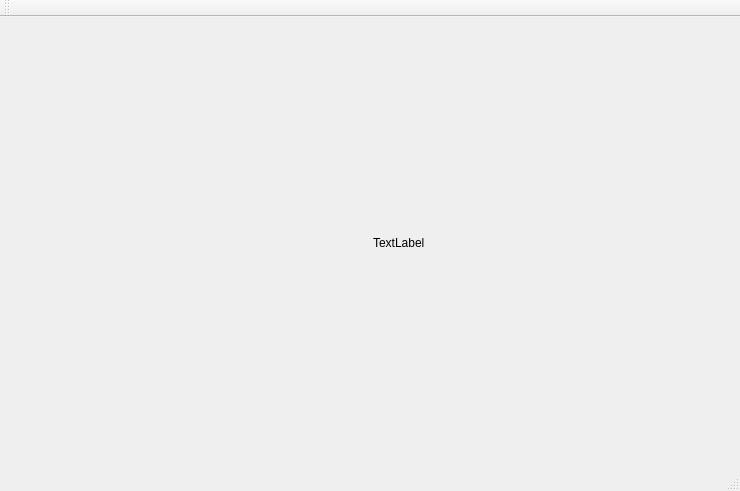
Above: GLDemo/GLDemo/gldemo.ui from NeeeeeeaL/Graduation-Project before the change. Below: the same form after it.
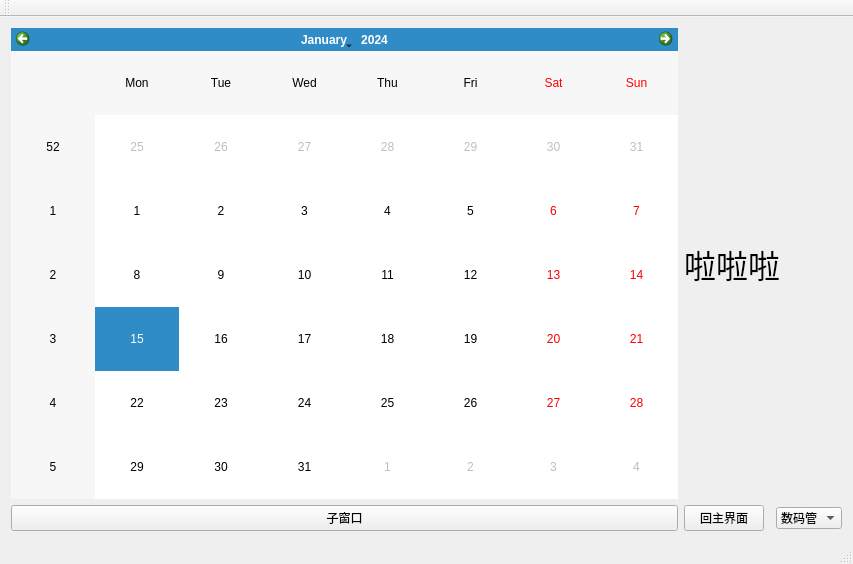
That is the form after the change.

Commit message: 实验了利用Combo Box切换主界面功能区

What changed in the file:
```diff
--- a/GLDemo/GLDemo/gldemo.ui
+++ b/GLDemo/GLDemo/gldemo.ui
@@ -6,8 +6,8 @@
    <rect>
     <x>0</x>
     <y>0</y>
-    <width>740</width>
-    <height>491</height>
+    <width>853</width>
+    <height>564</height>
    </rect>
   </property>
   <property name="windowTitle">
@@ -15,17 +15,47 @@
   </property>
   <widget class="QWidget" name="centralWidget">
    <layout class="QGridLayout" name="gridLayout">
+    <item row="1" column="0">
+     <widget class="QPushButton" name="pushButton">
+      <property name="text">
+       <string>子窗口</string>
+      </property>
+     </widget>
+    </item>
     <item row="0" column="0">
-     <widget class="QWidget" name="widget" native="true">
-      <property name="autoFillBackground">
-       <bool>true</bool>
+     <widget class="QCalendarWidget" name="calendarWidget"/>
+    </item>
+    <item row="1" column="3">
+     <widget class="QComboBox" name="comboBox">
+      <item>
+       <property name="text">
+        <string>数码管</string>
+       </property>
+      </item>
+      <item>
+       <property name="text">
+        <string>日期</string>
+       </property>
+      </item>
+     </widget>
+    </item>
+    <item row="1" column="1">
+     <widget class="QPushButton" name="pushButton2">
+      <property name="text">
+       <string>回主界面</string>
       </property>
      </widget>
     </item>
-    <item row="0" column="1">
+    <item row="0" column="1" colspan="3">
      <widget class="QLabel" name="label">
+      <property name="font">
+       <font>
+        <family>.PingFang HK</family>
+        <pointsize>24</pointsize>
+       </font>
+      </property>
       <property name="text">
-       <string>TextLabel</string>
+       <string>啦啦啦</string>
       </property>
      </widget>
     </item>
```
Left out of the diff: 2 changed lines with no effect on the pictures. The commit also changes 13 other files.
